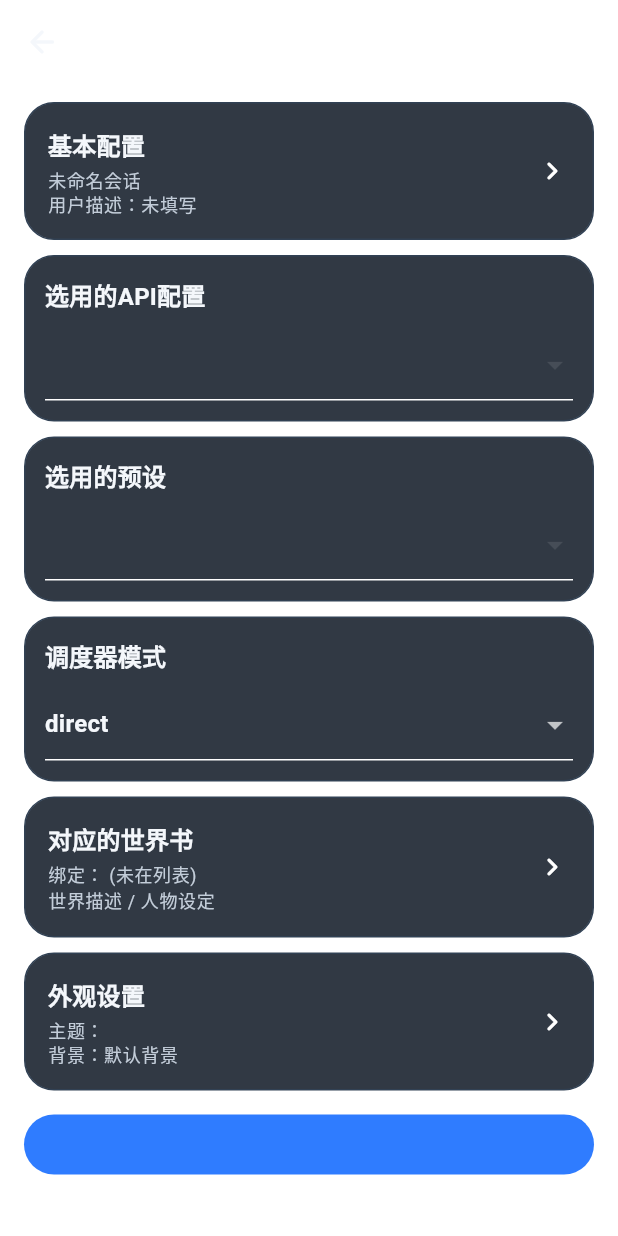
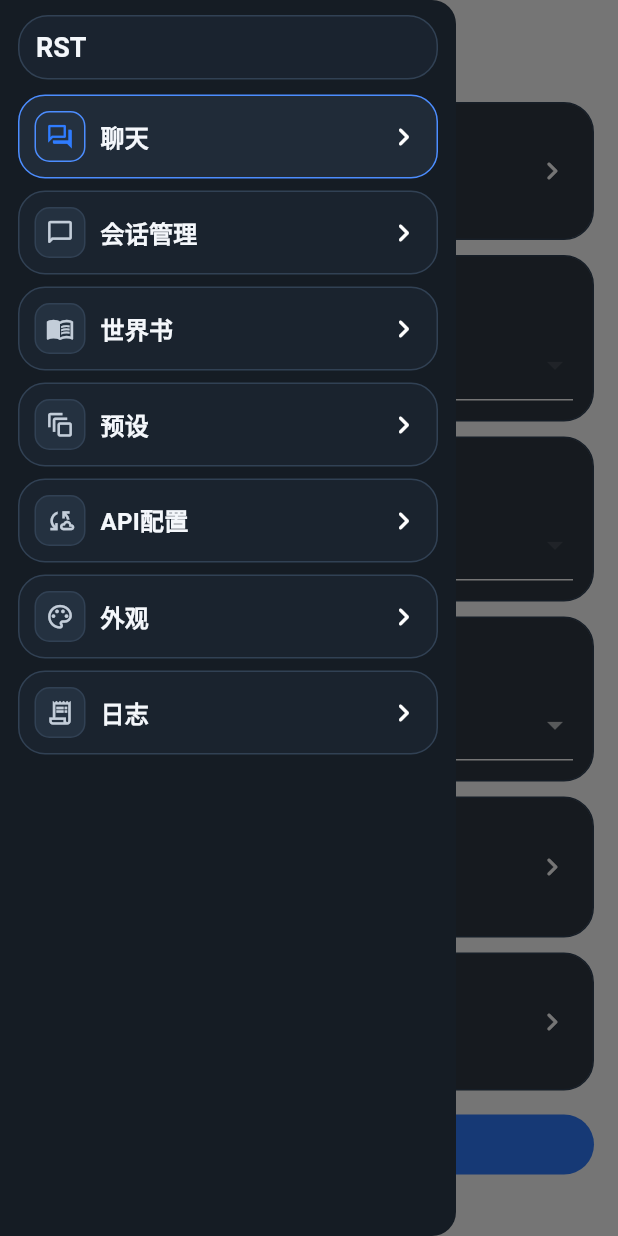
Before and after one commit to Haoran12/RST, a Flutter app: the SessionSettingsEditorPage screen opened directly with empty values, with the side drawer open (before the commit the screen has no drawer), on a phone screen of 412 x 824 dp. Run offline on Flutter 3.47's test engine with Material 3 defaults, Android fonts, the phone set to English and light mode, and no system bars; our stand-ins replace dio, flutter_riverpod; missing offline and left inert: dart:ffi, flutter_rust_bridge; Roboto replaces fonts that are missing (Noto Sans SC); statements that could not run were skipped.

Commit message:
fix(nav): restore back stack behavior and use menu drawer in session settings

```diff
--- a/lib/features/session/presentation/session_management_page.dart
+++ b/lib/features/session/presentation/session_management_page.dart
@@ -336,7 +336,7 @@ class _SessionManagementPageState extends ConsumerState<SessionManagementPage> {
     required List<SessionSettingsOptionEntry> worldBookOptions,
     required List<SessionSettingsOptionEntry> appearanceOptions,
   }) async {
-    final saved = await Navigator.of(context).push<SessionSettingsDraft>(
+    return Navigator.of(context).push<SessionSettingsDraft>(
       MaterialPageRoute<SessionSettingsDraft>(
         fullscreenDialog: true,
         builder: (context) => SessionSettingsEditorPage(
@@ -350,8 +350,6 @@ class _SessionManagementPageState extends ConsumerState<SessionManagementPage> {
         ),
       ),
     );
-    ref.read(appTabProvider.notifier).state = AppTab.chat;
-    return saved;
   }
 
   void _applySessionScopedSettings({
--- a/lib/features/session/presentation/session_settings_editor_page.dart
+++ b/lib/features/session/presentation/session_settings_editor_page.dart
@@ -1,5 +1,6 @@
 import 'package:file_selector/file_selector.dart';
 import 'package:flutter/material.dart';
+import 'package:flutter_riverpod/flutter_riverpod.dart';
 
 import '../../../core/providers/app_state.dart';
 import '../../../shared/theme/app_colors.dart';
@@ -81,7 +82,7 @@ class SessionSettingsDraft {
   }
 }
 
-class SessionSettingsEditorPage extends StatefulWidget {
+class SessionSettingsEditorPage extends ConsumerStatefulWidget {
   const SessionSettingsEditorPage({
     super.key,
     required this.title,
@@ -106,11 +107,13 @@ class SessionSettingsEditorPage extends StatefulWidget {
   final bool popAfterSubmit;
 
   @override
-  State<SessionSettingsEditorPage> createState() =>
+  ConsumerState<SessionSettingsEditorPage> createState() =>
       _SessionSettingsEditorPageState();
 }
 
-class _SessionSettingsEditorPageState extends State<SessionSettingsEditorPage> {
+class _SessionSettingsEditorPageState
+    extends ConsumerState<SessionSettingsEditorPage> {
+  final _scaffoldKey = GlobalKey<ScaffoldState>();
   late SessionSettingsDraft _draft;
   late SessionSettingsDraft _baseline;
   bool _submitting = false;
@@ -159,17 +162,18 @@ class _SessionSettingsEditorPageState extends State<SessionSettingsEditorPage> {
         Navigator.of(this.context).pop();
       },
       child: Scaffold(
+        key: _scaffoldKey,
+        drawer: _SessionSettingsNavDrawer(
+          currentTab: ref.watch(appTabProvider),
+          onSelect: _handleDrawerTabSelect,
+        ),
         appBar: AppBar(
           leading: IconButton(
-            tooltip: '返回聊天',
-            onPressed: () async {
-              final shouldClose = await _handleAttemptDismiss();
-              if (!mounted || !shouldClose) {
-                return;
-              }
-              Navigator.of(this.context).pop();
+            tooltip: '打开导航菜单',
+            onPressed: () {
+              _scaffoldKey.currentState?.openDrawer();
             },
-            icon: const Icon(Icons.arrow_back_rounded),
+            icon: const Icon(Icons.menu_rounded),
           ),
           title: Text(widget.title),
           actions: [
@@ -258,6 +262,18 @@ class _SessionSettingsEditorPageState extends State<SessionSettingsEditorPage> {
         ),
       ),
     );
+  }
+
+  Future<void> _handleDrawerTabSelect(AppTab tab) async {
+    Navigator.of(context).pop();
+    final shouldClose = await _handleAttemptDismiss();
+    if (!mounted || !shouldClose) {
+      return;
+    }
+    if (Navigator.of(context).canPop()) {
+      Navigator.of(context).pop();
+    }
+    ref.read(appTabProvider.notifier).state = tab;
   }
 
   List<SessionSettingsOptionEntry> _ensureOption(
@@ -600,6 +616,147 @@ class _SchedulerCard extends StatelessWidget {
       ),
     );
   }
+}
+
+class _SessionSettingsNavDrawer extends StatelessWidget {
+  const _SessionSettingsNavDrawer({
+    required this.currentTab,
+    required this.onSelect,
+  });
+
+  final AppTab currentTab;
+  final ValueChanged<AppTab> onSelect;
+
+  static const _items = <_SessionNavItem>[
+    _SessionNavItem(AppTab.chat, '聊天', Icons.forum_outlined),
+    _SessionNavItem(
+      AppTab.sessionManagement,
+      '会话管理',
+      Icons.chat_bubble_outline_rounded,
+    ),
+    _SessionNavItem(AppTab.worldBook, '世界书', Icons.menu_book_outlined),
+    _SessionNavItem(AppTab.preset, '预设', Icons.auto_awesome_motion_outlined),
+    _SessionNavItem(AppTab.apiConfig, 'API配置', Icons.cloud_sync_outlined),
+    _SessionNavItem(AppTab.appearance, '外观', Icons.palette_outlined),
+    _SessionNavItem(AppTab.log, '日志', Icons.receipt_long_outlined),
+  ];
+
+  @override
+  Widget build(BuildContext context) {
+    return Drawer(
+      backgroundColor: AppColors.backgroundElevated,
+      child: SafeArea(
+        child: Padding(
+          padding: const EdgeInsets.fromLTRB(12, 10, 12, 12),
+          child: Column(
+            crossAxisAlignment: CrossAxisAlignment.stretch,
+            children: [
+              GlassPanelCard(
+                padding: const EdgeInsets.symmetric(
+                  horizontal: 12,
+                  vertical: 10,
+                ),
+                child: Text(
+                  'RST',
+                  style: Theme.of(context).textTheme.titleLarge,
+                ),
+              ),
+              const SizedBox(height: 10),
+              Expanded(
+                child: ListView.separated(
+                  itemCount: _items.length,
+                  separatorBuilder: (_, _) => const SizedBox(height: 8),
+                  itemBuilder: (context, index) {
+                    final item = _items[index];
+                    return _SessionDrawerItemCard(
+                      label: item.label,
+                      icon: item.icon,
+                      selected: item.tab == currentTab,
+                      onTap: () => onSelect(item.tab),
+                    );
+                  },
+                ),
+              ),
+            ],
+          ),
+        ),
+      ),
+    );
+  }
+}
+
+class _SessionDrawerItemCard extends StatelessWidget {
+  const _SessionDrawerItemCard({
+    required this.label,
+    required this.icon,
+    required this.selected,
+    required this.onTap,
+  });
+
+  final String label;
+  final IconData icon;
+  final bool selected;
+  final VoidCallback onTap;
+
+  @override
+  Widget build(BuildContext context) {
+    final borderColor = selected
+        ? AppColors.borderStrong
+        : AppColors.borderSubtle;
+    final background = selected
+        ? AppColors.surfaceOverlay.withValues(alpha: 0.72)
+        : AppColors.surfaceCard.withValues(alpha: 0.84);
+    final iconColor = selected
+        ? AppColors.accentPrimary
+        : AppColors.textSecondary;
+
+    return AnimatedContainer(
+      duration: const Duration(milliseconds: 180),
+      curve: Curves.easeOutCubic,
+      decoration: BoxDecoration(
+        color: background,
+        borderRadius: BorderRadius.circular(18),
+        border: Border.all(color: borderColor),
+      ),
+      child: InkWell(
+        borderRadius: BorderRadius.circular(18),
+        onTap: onTap,
+        child: Padding(
+          padding: const EdgeInsets.fromLTRB(10, 10, 10, 10),
+          child: Row(
+            children: [
+              Container(
+                width: 34,
+                height: 34,
+                decoration: BoxDecoration(
+                  borderRadius: BorderRadius.circular(10),
+                  border: Border.all(color: borderColor),
+                  color: AppColors.surfaceOverlay,
+                ),
+                child: Icon(icon, size: 19, color: iconColor),
+              ),
+              const SizedBox(width: 10),
+              Expanded(
+                child: Text(
+                  label,
+                  style: Theme.of(context).textTheme.titleMedium,
+                ),
+              ),
+              const Icon(Icons.chevron_right_rounded),
+            ],
+          ),
+        ),
+      ),
+    );
+  }
+}
+
+class _SessionNavItem {
+  const _SessionNavItem(this.tab, this.label, this.icon);
+
+  final AppTab tab;
+  final String label;
+  final IconData icon;
 }
 
 class _BasicConfigResult {
```
